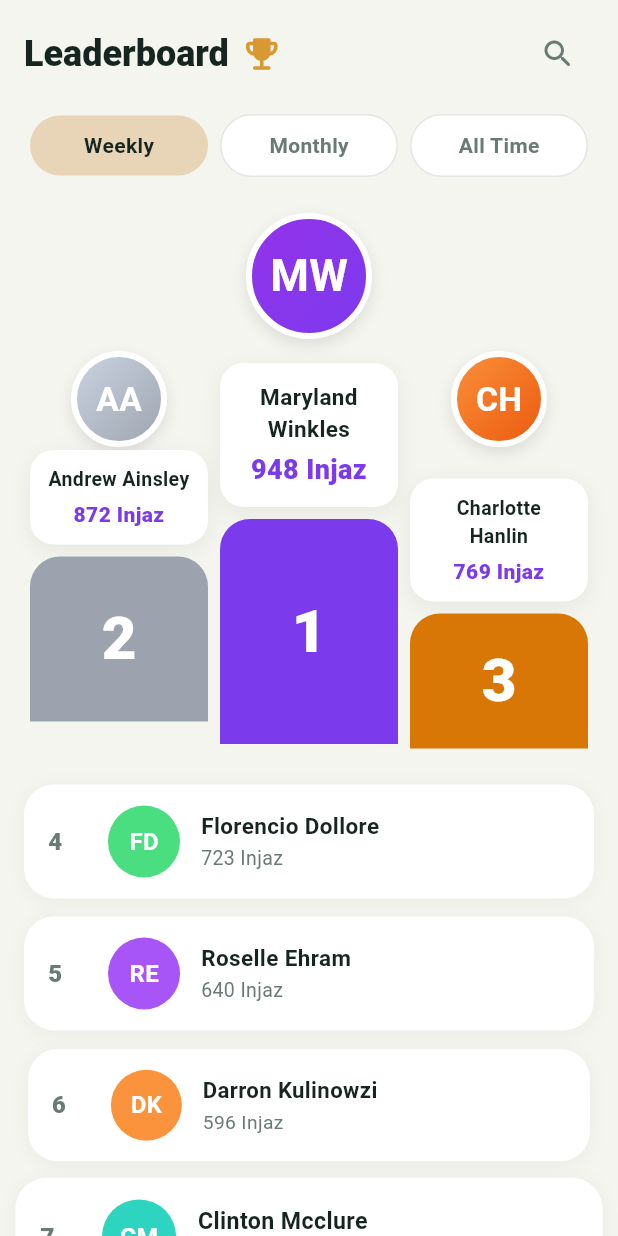
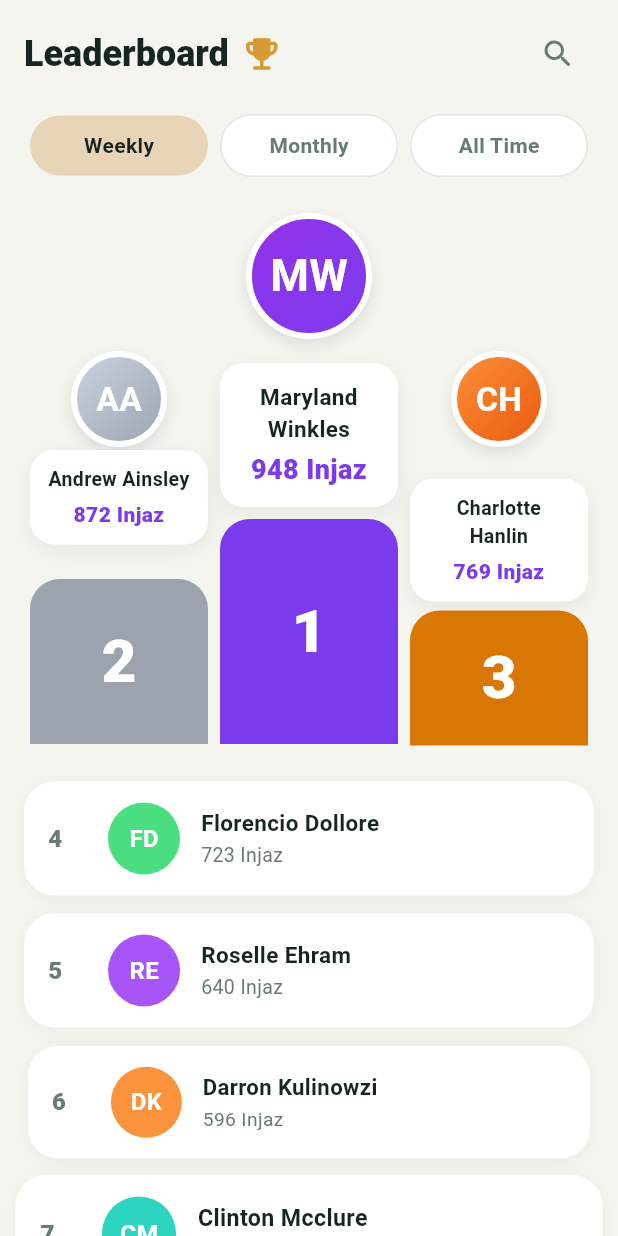
Before and after one commit to Salman-Farid/Nakhlah_2.0-main, a Flutter app: the LeaderboardView screen opened directly, on a phone screen of 412 x 824 dp. Run offline on Flutter 3.47's test engine with Material 3 defaults, Android fonts, the phone set to English and light mode, and no system bars; our stand-ins replace cached_network_image, get, get_storage, google_sign_in, share_plus; accounts and stored records are empty.

Commit message:
change the profile section

```diff
--- a/lib/views/leaderboard/leaderboard_view.dart
+++ b/lib/views/leaderboard/leaderboard_view.dart
@@ -174,7 +174,7 @@ class _Podium extends StatelessWidget {
                   ),
                   const SizedBox(height: 2),
                   _PodiumNameCard(entry: second),
-                  const SizedBox(height: 8),
+                  const SizedBox(height: 23),
                   _PodiumBlock(place: 2, height: 110, color: const Color(0xFF9CA3AF)),
                 ],
               ),
@@ -205,7 +205,7 @@ class _Podium extends StatelessWidget {
                   ),
                   const SizedBox(height: 21),
                   _PodiumNameCard(entry: third),
-                  const SizedBox(height: 8),
+                  const SizedBox(height: 6),
                   _PodiumBlock(place: 3, height: 90, color: const Color(0xFFD97706)),
                 ],
               ),
```
